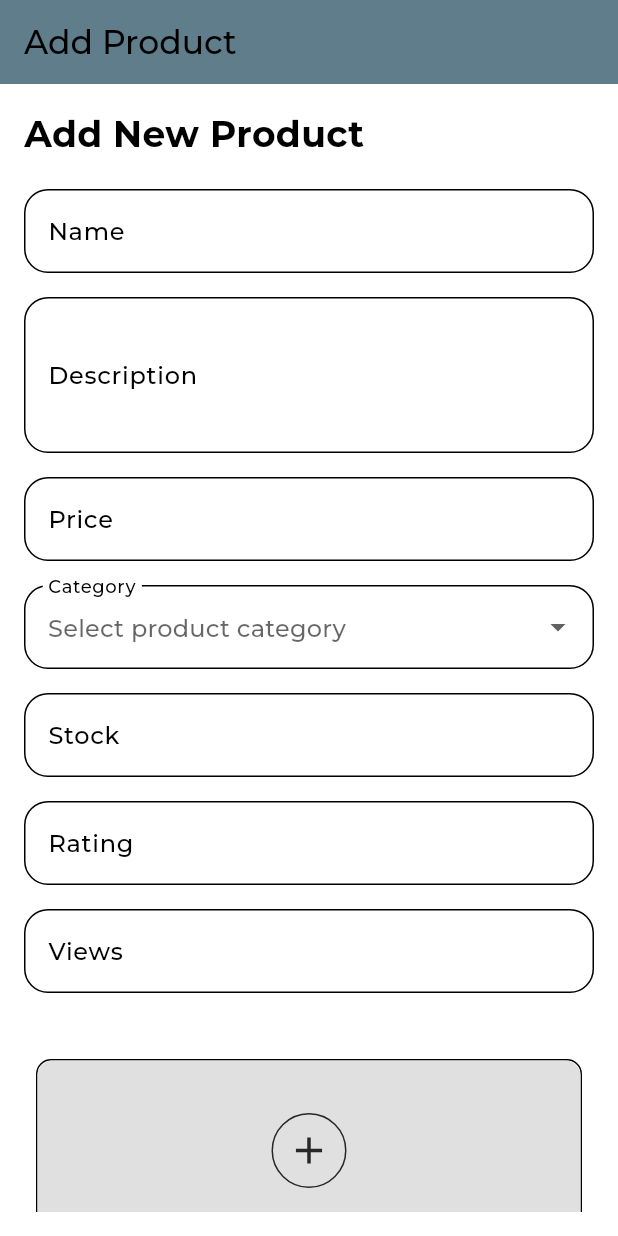
After one commit to 3khaled3/eco, a Flutter app: the screen it shows after launch, on a phone screen of 412 x 824 dp. The commit adds this screen. Run offline on Flutter 3.47's test engine with Material 3 defaults, Android fonts, the phone set to English and light mode, and no system bars; our stand-ins replace bloc, cloud_firestore, dartz, equatable, eva_icons_flutter, firebase_core and 6 more; accounts and stored records are empty; project files that could hold a hidden picture were left out.

Commit message:
add_to_firebase_and_add_feature_add_product

```diff
--- a/lib/features/Profil/view/widget/widget_import.dart
+++ b/lib/features/Profil/view/widget/widget_import.dart
@@ -3,7 +3,6 @@ import 'package:eco/utils/box_styles.dart';
 import 'package:eco/utils/colors_box.dart';
 import 'package:eco/utils/images.dart';
 import 'package:flutter/material.dart';
-import 'package:flutter_bloc/flutter_bloc.dart';
 
 part 'profile_app_bar.dart';
 part 'profile_buttons.dart';
--- /dev/null
+++ b/lib/features/product_management/data/repo/product_repo.dart
@@ -0,0 +1,32 @@
+import 'dart:io';
+
+import 'package:dartz/dartz.dart';
+import 'package:eco/utils/models/product_model.dart';
+
+import 'product_service.dart';
+
+///<----  addProduct, fetchProducts, updateProduct, deleteProduct ---->///
+class ProductRepo {
+  final ProductService _productService = ProductService();
+
+  ///<----  addProduct ---->///
+  Future<Either<Failure, void>> addProduct(
+      ProductModel product, List<File> images) async {
+    return await _productService.addProduct(product, images);
+  }
+
+  ///<----  fetchProducts ---->///
+  Future<Either<Failure, List<ProductModel>>> fetchProducts() async {
+    return await _productService.fetchProducts();
+  }
+
+  /// <----  updateProduct ---->///
+  Future<Either<Failure, void>> updateProduct(ProductModel product) async {
+    return await _productService.updateProduct(product);
+  }
+
+  /// <----  deleteProduct ---->///
+  Future<Either<Failure, void>> deleteProduct(String productId) async {
+    return await _productService.deleteProduct(productId);
+  }
+}
--- /dev/null
+++ b/lib/features/product_management/view/pages/add_product.dart
@@ -0,0 +1,164 @@
+import 'dart:io';
+import 'package:eco/features/product_management/view_model/cubit/add_product_cubit.dart';
+import 'package:eco/utils/box_styles.dart';
+import 'package:eco/utils/colors_box.dart';
+import 'package:eco/utils/models/product_model.dart';
+import 'package:flutter/foundation.dart';
+import 'package:flutter/material.dart';
+import 'package:flutter_bloc/flutter_bloc.dart';
+import 'package:image_picker/image_picker.dart';
+part '../widget/drowp_down_widget.dart';
+part '../widget/image_picker.dart';
+part '../widget/text_faild_widet.dart';
+
+class AddProductView extends StatelessWidget {
+  const AddProductView({super.key});
+  static const routeName = '/add_product';
+
+  @override
+  Widget build(BuildContext context) {
+    final formKey = GlobalKey<FormState>();
+    final TextEditingController nameController = TextEditingController();
+    final TextEditingController descriptionController = TextEditingController();
+    final TextEditingController priceController = TextEditingController();
+    final TextEditingController stockController = TextEditingController();
+    final TextEditingController ratingController = TextEditingController();
+    final TextEditingController viewsController = TextEditingController();
+    final List<File?> selectedImages = [];
+    final ValueNotifier<String?> selectedCategory = ValueNotifier(null);
+    final List<String> categories = [
+      'Electronics',
+      'Clothing',
+      'Home & Kitchen',
+      'Books',
+      'Toys',
+      'Others',
+    ];
+
+    return Scaffold(
+      appBar: AppBar(
+        title: const Text('Add Product'),
+        backgroundColor: Colors.blueGrey,
+      ),
+      body: BlocBuilder<AddProductCubit, AddProductState>(
+        builder: (context, state) {
+          if (state is AddProductLoading) {
+            return const Center(child: CircularProgressIndicator());
+          } else if (state is AddProductError) {
+            return Center(child: Text(state.message));
+          }
+          return Padding(
+            padding: const EdgeInsets.all(16.0),
+            child: SingleChildScrollView(
+              child: Form(
+                key: formKey,
+                child: Column(
+                  crossAxisAlignment: CrossAxisAlignment.start,
+                  children: <Widget>[
+                    const Text('Add New Product', style: StylesBox.bold24),
+                    const SizedBox(height: 20),
+                    TextFelidWidget(
+                      controller: nameController,
+                      label: 'Name',
+                      hint: 'Enter product name',
+                    ),
+                    TextFelidWidget(
+                      controller: descriptionController,
+                      label: 'Description',
+                      hint: 'Enter product description',
+                      maxLines: 3,
+                    ),
+                    TextFelidWidget(
+                      controller: priceController,
+                      label: 'Price',
+                      hint: 'Enter product price',
+                      keyboardType:
+                          const TextInputType.numberWithOptions(decimal: true),
+                    ),
+                    ValueListenableBuilder<String?>(
+                        valueListenable: selectedCategory,
+                        builder: (context, value, child) {
+                          return DropdownField(
+                            value: selectedCategory.value,
+                            items: categories,
+                            onChanged: (newValue) {
+                              selectedCategory.value = newValue;
+                            },
+                            label: 'Category',
+                            hint: 'Select product category',
+                          );
+                        }),
+                    TextFelidWidget(
+                      controller: stockController,
+                      label: 'Stock',
+                      hint: 'Enter stock quantity',
+                      keyboardType: TextInputType.number,
+                    ),
+                    TextFelidWidget(
+                      controller: ratingController,
+                      label: 'Rating',
+                      hint: 'Enter product rating',
+                      keyboardType:
+                          const TextInputType.numberWithOptions(decimal: true),
+                    ),
+                    TextFelidWidget(
+                      controller: viewsController,
+                      label: 'Views',
+                      hint: 'Enter number of views',
+                      keyboardType: TextInputType.number,
+                    ),
+                    const SizedBox(height: 20),
+                    ImagePickerWidget(
+                      onImagesSelected: (images) {
+                        selectedImages.clear();
+                        selectedImages.addAll(images);
+                      },
+                    ),
+                    ElevatedButton(
+                      onPressed: () async {
+                        if (formKey.currentState?.validate() ?? false) {
+                          try {
+                            final product = ProductModel(
+                              id: '',
+                              name: nameController.text,
+                              description: descriptionController.text,
+                              price: double.parse(priceController.text),
+                              category: selectedCategory.value ?? '',
+                              stock: int.parse(stockController.text),
+                              imageUrls: [],
+                              rating: double.parse(ratingController.text),
+                              views: int.parse(viewsController.text),
+                            );
+
+                            await BlocProvider.of<AddProductCubit>(context)
+                                .addProduct(product,
+                                    selectedImages.whereType<File>().toList());
+
+                            ScaffoldMessenger.of(context).showSnackBar(
+                              const SnackBar(
+                                  content: Text('Product added successfully')),
+                            );
+
+                            formKey.currentState?.reset();
+                          } catch (e) {
+                            if (kDebugMode) {
+                              print("!!!!!!! Error :${e.toString()}");
+                            }
+                          }
+                        }
+                      },
+                      style: ElevatedButton.styleFrom(
+                        padding: const EdgeInsets.symmetric(vertical: 16.0),
+                      ),
+                      child: const Text('Add Product'),
+                    ),
+                  ],
+                ),
+              ),
+            ),
+          );
+        },
+      ),
+    );
+  }
+}
--- /dev/null
+++ b/lib/features/product_management/view/widget/drowp_down_widget.dart
@@ -0,0 +1,48 @@
+part of '../pages/add_product.dart';
+
+class DropdownField extends StatelessWidget {
+  const DropdownField({
+    super.key,
+    this.value,
+    required this.items,
+    required this.onChanged,
+    required this.label,
+    required this.hint,
+  });
+
+  final String? value;
+  final List<String> items;
+  final ValueChanged<String?> onChanged;
+  final String label;
+  final String hint;
+
+  @override
+  Widget build(BuildContext context) {
+    return Padding(
+      padding: const EdgeInsets.only(bottom: 16.0),
+      child: DropdownButtonFormField<String>(
+        value: value,
+        decoration: InputDecoration(
+          labelText: label,
+          hintText: hint,
+          border: const OutlineInputBorder(
+            borderRadius: BorderRadius.all(Radius.circular(16.0)),
+          ),
+        ),
+        items: items.map((category) {
+          return DropdownMenuItem<String>(
+            value: category,
+            child: Text(category),
+          );
+        }).toList(),
+        onChanged: onChanged,
+        validator: (value) {
+          if (value == null) {
+            return 'Please select a $label';
+          }
+          return null;
+        },
+      ),
+    );
+  }
+}
--- /dev/null
+++ b/lib/features/product_management/view/widget/image_picker.dart
@@ -0,0 +1,130 @@
+part of '../pages/add_product.dart';
+
+class ImagePickerWidget extends StatelessWidget {
+  /// Callback to pass images to parent
+  final Function(List<File?> images) onImagesSelected;
+
+  /// widget to select images from gallery
+  const ImagePickerWidget({super.key, required this.onImagesSelected});
+
+  @override
+  Widget build(BuildContext context) {
+    final ValueNotifier<List<File?>> selectedImagesNotifier = ValueNotifier([]);
+
+    return Column(
+      children: [
+        ///<--- Image Picker button --->///
+        SizedBox(
+          width: MediaQuery.of(context).size.width,
+          child: Padding(
+            padding: const EdgeInsets.all(8.0),
+            child: Container(
+              height: 180,
+              width: MediaQuery.of(context).size.width * .5,
+              decoration: BoxDecoration(
+                border: Border.all(color: Colors.black, width: 1.0),
+                borderRadius: BorderRadius.circular(10),
+                color: const Color.fromARGB(0, 158, 158, 158),
+              ),
+              child: Material(
+                color: Colors.grey[300],
+                borderRadius: BorderRadius.circular(10),
+                child: InkWell(
+                  onTap: () {
+                    _pickImage(selectedImagesNotifier);
+                  },
+                  borderRadius: BorderRadius.circular(10),
+                  child: Column(
+                    crossAxisAlignment: CrossAxisAlignment.center,
+                    children: [
+                      const Spacer(),
+                      Container(
+                        width: 50,
+                        height: 50,
+                        decoration: BoxDecoration(
+                          shape: BoxShape.circle,
+                          color: Colors.transparent,
+                          border:
+                              Border.all(color: ColorsBox.black, width: 1.0),
+                        ),
+                        child: const Icon(Icons.add,
+                            color: ColorsBox.black, size: 30),
+                      ),
+                      const Spacer(),
+                      const Text("Add Image", style: StylesBox.regular16),
+                      const Spacer(),
+                    ],
+                  ),
+                ),
+              ),
+            ),
+          ),
+        ),
+
+        ///<--- Image preview grid --->///
+        ValueListenableBuilder<List<File?>>(
+          valueListenable: selectedImagesNotifier,
+          builder: (context, selectedImages, child) {
+            onImagesSelected(selectedImages);
+
+            return GridView.builder(
+              physics: const NeverScrollableScrollPhysics(),
+              shrinkWrap: true,
+              gridDelegate: const SliverGridDelegateWithFixedCrossAxisCount(
+                crossAxisCount: 3,
+                crossAxisSpacing: 8,
+                mainAxisSpacing: 8,
+              ),
+              itemCount: selectedImages.length,
+              itemBuilder: (context, index) {
+                return Stack(
+                  children: [
+                    ///<--- Image preview --->///
+                    Positioned.fill(
+                      child: Image.file(
+                        selectedImages[index]!,
+                        fit: BoxFit.cover,
+                      ),
+                    ),
+
+                    ///<--- remove button --->///
+                    Positioned(
+                      top: 0,
+                      right: 0,
+                      child: IconButton(
+                        icon: const Icon(Icons.close),
+                        onPressed: () {
+                          final newList = List<File?>.from(selectedImages);
+                          newList.removeAt(index);
+                          selectedImagesNotifier.value = newList;
+                          onImagesSelected(newList);
+                        },
+                      ),
+                    ),
+                  ],
+                );
+              },
+            );
+          },
+        ),
+      ],
+    );
+  }
+
+  ///<--- Image picker function --->///
+  Future<void> _pickImage(
+      ValueNotifier<List<File?>> selectedImagesNotifier) async {
+    final picker = ImagePicker();
+    XFile? pickedImage = await picker.pickImage(source: ImageSource.gallery);
+    if (pickedImage != null) {
+      final pickedFile = File(pickedImage.path);
+      selectedImagesNotifier.value = [
+        ...selectedImagesNotifier.value,
+        pickedFile
+      ];
+
+      // Notify parent widget after selecting an image
+      onImagesSelected(selectedImagesNotifier.value);
+    }
+  }
+}
--- /dev/null
+++ b/lib/features/product_management/view/widget/text_faild_widet.dart
@@ -0,0 +1,45 @@
+part of '../pages/add_product.dart';
+
+class TextFelidWidget extends StatelessWidget {
+  const TextFelidWidget({
+    super.key,
+    required this.controller,
+    required this.label,
+    required this.hint,
+    this.maxLines = 1,
+    this.keyboardType = TextInputType.text,
+  });
+
+  final TextEditingController controller;
+  final String label;
+  final String hint;
+  final int maxLines;
+  final TextInputType keyboardType;
+
+  @override
+  Widget build(BuildContext context) {
+    return Padding(
+      padding: const EdgeInsets.only(bottom: 16.0),
+      child: TextFormField(
+        controller: controller,
+        decoration: InputDecoration(
+          labelText: label,
+          hintText: hint,
+          border: const OutlineInputBorder(
+            borderRadius: BorderRadius.all(
+              Radius.circular(16),
+            ),
+          ),
+        ),
+        maxLines: maxLines,
+        keyboardType: keyboardType,
+        validator: (value) {
+          if (value == null || value.isEmpty) {
+            return 'Please enter a $label';
+          }
+          return null;
+        },
+      ),
+    );
+  }
+}
--- /dev/null
+++ b/lib/features/product_management/view_model/cubit/add_product_cubit.dart
@@ -0,0 +1,21 @@
+import 'dart:io';
+
+import 'package:bloc/bloc.dart';
+import 'package:eco/features/product_management/data/repo/product_repo.dart';
+import 'package:eco/utils/models/product_model.dart';
+part 'add_product_state.dart';
+
+class AddProductCubit extends Cubit<AddProductState> {
+  AddProductCubit() : super(AddProductInitial());
+
+  final _addProductRepo = ProductRepo();
+  Future<void> addProduct(ProductModel product, List<File> images) async {
+    emit(AddProductLoading());
+    final result = await _addProductRepo.addProduct(product, images);
+
+    result.fold(
+      (l) => emit(AddProductError(message: l.message)),
+      (r) => emit(AddProductSuccess()),
+    );
+  }
+}
--- /dev/null
+++ b/lib/features/product_management/view_model/cubit/add_product_state.dart
@@ -0,0 +1,23 @@
+part of 'add_product_cubit.dart';
+
+abstract class AddProductState {
+  const AddProductState();
+}
+
+class AddProductInitial extends AddProductState {
+  List<Object> get props => [];
+}
+
+class AddProductLoading extends AddProductState {
+  List<Object> get props => [];
+}
+
+class AddProductSuccess extends AddProductState {
+  List<Object> get props => [];
+}
+
+class AddProductError extends AddProductState {
+  final String message;
+
+  AddProductError({required this.message});
+}
--- a/lib/go_router.dart
+++ b/lib/go_router.dart
@@ -1,4 +1,5 @@
 import 'package:eco/features/Profil/view/profil_view.dart';
+import 'package:eco/features/product_management/view_model/cubit/add_product_cubit.dart';
 import 'package:eco/features/cart/view/cart_view.dart';
 import 'package:eco/features/home/view/home_view.dart';
 import 'package:eco/features/home/view/widget/bottom_nav_bar_widget.dart';
@@ -6,7 +7,10 @@ import 'package:eco/features/login/view/login_view.dart';
 import 'package:eco/features/login/view/register_view.dart';
 import 'package:eco/features/search/view/search_empty.dart';
 import 'package:eco/features/search/view/search_view.dart';
+import 'package:flutter_bloc/flutter_bloc.dart';
 import 'package:go_router/go_router.dart';
+
+import 'features/product_management/view/pages/add_product.dart';
 
 abstract class AppRoutes {
   static const String kHomeRoute = HomeView.routeName;
@@ -15,14 +19,23 @@ abstract class AppRoutes {
   static const String kCartRoute = CartView.routeName;
   static const String kProfileRoute = ProfileView.routeName;
   static const String kSearchRoute = SearchView.routeName;
+  static const String kAddProductRoute = AddProductView.routeName;
 
 // Define your GoRouter
   static GoRouter router = GoRouter(
-    initialLocation: kLoginRoute,
+    // initialLocation: kLoginRoute,
+    initialLocation: kAddProductRoute,
     routes: [
       GoRoute(
         path: kLoginRoute,
         builder: (context, state) => LoginView(),
+      ),
+      GoRoute(
+        path: kAddProductRoute,
+        builder: (context, state) => BlocProvider(
+          create: (context) => AddProductCubit(),
+          child: AddProductView(),
+        ),
       ),
       GoRoute(
         path: kRegisterRoute,
--- /dev/null
+++ b/lib/utils/models/product_model.dart
@@ -0,0 +1,97 @@
+import 'package:equatable/equatable.dart';
+
+class ProductModel extends Equatable {
+  final String id;
+  final String name;
+  final String description;
+  final double price;
+  final String category;
+  final int stock;
+  final List<String> imageUrls;
+  final double rating;
+  final int views;
+
+  const ProductModel({
+    required this.id,
+    required this.name,
+    required this.description,
+    required this.price,
+    required this.category,
+    required this.stock,
+    required this.imageUrls,
+    this.rating = 0.0,
+    this.views = 0,
+  });
+
+  // Convert a ProductModel into a Map.
+  Map<String, dynamic> toMap() {
+    return {
+      'id': id,
+      'name': name,
+      'description': description,
+      'price': price,
+      'category': category,
+      'stock': stock,
+      'imageUrls': imageUrls,
+      'rating': rating,
+      'views': views,
+    };
+  }
+
+  factory ProductModel.fromMap(String id, Map<String, dynamic> map) {
+    return ProductModel(
+      id: id,
+      name: map['name'],
+      description: map['description'],
+      price: map['price'],
+      category: map['category'],
+      stock: map['stock'],
+      imageUrls: List<String>.from(map['imageUrls']),
+      rating: map['rating'],
+      views: map['views'],
+    );
+  }
+
+  // Create a copy of this ProductModel with optional modifications.
+  ProductModel copyWith({
+    String? id,
+    String? name,
+    String? description,
+    double? price,
+    String? category,
+    int? stock,
+    List<String>? imageUrls,
+    double? rating,
+    int? views,
+  }) {
+    return ProductModel(
+      id: id ?? this.id,
+      name: name ?? this.name,
+      description: description ?? this.description,
+      price: price ?? this.price,
+      category: category ?? this.category,
+      stock: stock ?? this.stock,
+      imageUrls: imageUrls ?? this.imageUrls,
+      rating: rating ?? this.rating,
+      views: views ?? this.views,
+    );
+  }
+
+  @override
+  List<Object?> get props => [
+        id,
+        name,
+        description,
+        price,
+        category,
+        stock,
+        imageUrls,
+        rating,
+        views,
+      ];
+
+  @override
+  String toString() {
+    return 'ProductModel(id: $id, name: $name, description: $description, price: $price, category: $category, stock: $stock, imageUrls: $imageUrls, rating: $rating, views: $views)';
+  }
+}
--- a/pubspec.yaml
+++ b/pubspec.yaml
@@ -23,6 +23,12 @@ dependencies:
   firebase_core: ^3.5.0
   cloud_firestore: ^5.4.2
   go_router: ^14.2.7
+  equatable: ^2.0.5
+  dartz: ^0.10.1
+  image_picker: ^1.1.2
+  permission_handler: ^11.3.1
+  firebase_storage: ^12.3.1
+  uuid: ^4.5.0
 
 dev_dependencies:
   flutter_test:
```
Also changed, not shown: lib/features/product_management/data/repo/product_service.dart (added, +107 -0 lines), firebase.json, lib/firebase_options.dart, pubspec.lock, 7 other files.
